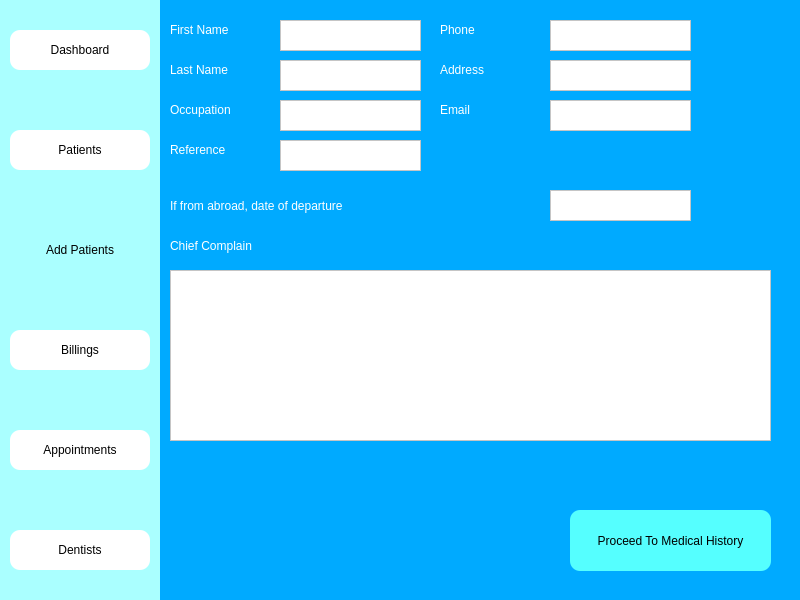
Old version of the form add_patients_window.ui in the repository Fayadkhan8911/Medico-Desktop-App.
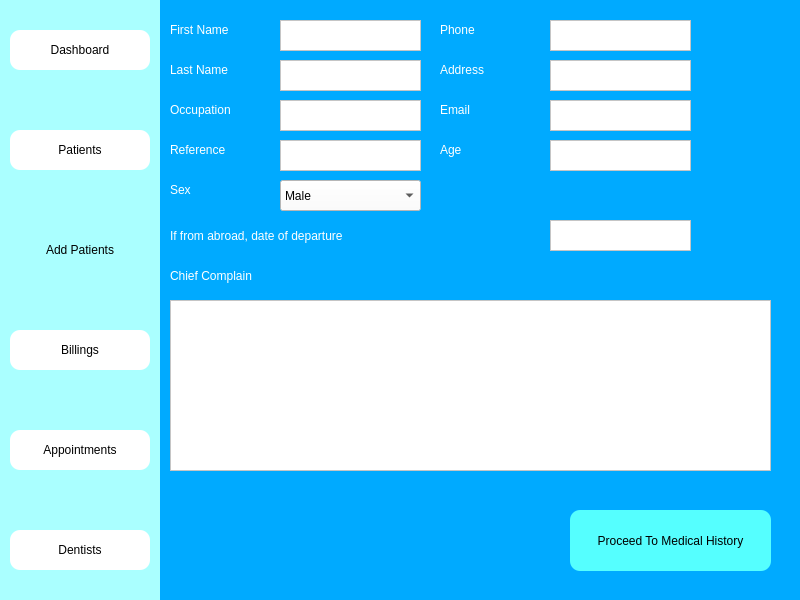
New version of the form. Icons and pictures are not drawn.

Commit message: add patient success kinda

The edit to the form file:
```diff
--- a/add_patients_window.ui
+++ b/add_patients_window.ui
@@ -399,7 +399,7 @@
    <property name="geometry">
     <rect>
      <x>170</x>
-     <y>190</y>
+     <y>220</y>
      <width>291</width>
      <height>31</height>
     </rect>
@@ -416,7 +416,7 @@
    <property name="geometry">
     <rect>
      <x>550</x>
-     <y>190</y>
+     <y>220</y>
      <width>141</width>
      <height>31</height>
     </rect>
@@ -429,7 +429,7 @@
    <property name="geometry">
     <rect>
      <x>170</x>
-     <y>230</y>
+     <y>260</y>
      <width>291</width>
      <height>31</height>
     </rect>
@@ -446,7 +446,7 @@
    <property name="geometry">
     <rect>
      <x>170</x>
-     <y>270</y>
+     <y>300</y>
      <width>601</width>
      <height>171</height>
     </rect>
@@ -477,6 +477,85 @@
     <string>Proceed To Medical History</string>
    </property>
   </widget>
+  <widget class="QLabel" name="add_age">
+   <property name="geometry">
+    <rect>
+     <x>440</x>
+     <y>140</y>
+     <width>101</width>
+     <height>20</height>
+    </rect>
+   </property>
+   <property name="styleSheet">
+    <string notr="true">font: 14pt &quot;MS Shell Dlg 2&quot;;
+color: rgb(255, 255, 255);</string>
+   </property>
+   <property name="text">
+    <string>Age</string>
+   </property>
+  </widget>
+  <widget class="QTextEdit" name="add_age_edit">
+   <property name="geometry">
+    <rect>
+     <x>550</x>
+     <y>140</y>
+     <width>141</width>
+     <height>31</height>
+    </rect>
+   </property>
+   <property name="styleSheet">
+    <string notr="true">background-color: rgb(255, 255, 255);</string>
+   </property>
+  </widget>
+  <widget class="QLabel" name="add_sex">
+   <property name="geometry">
+    <rect>
+     <x>170</x>
+     <y>180</y>
+     <width>101</width>
+     <height>20</height>
+    </rect>
+   </property>
+   <property name="styleSheet">
+    <string notr="true">font: 14pt &quot;MS Shell Dlg 2&quot;;
+color: rgb(255, 255, 255);</string>
+   </property>
+   <property name="text">
+    <string>Sex</string>
+   </property>
+  </widget>
+  <widget class="QComboBox" name="add_sex_edit">
+   <property name="geometry">
+    <rect>
+     <x>280</x>
+     <y>180</y>
+     <width>141</width>
+     <height>31</height>
+    </rect>
+   </property>
+   <property name="styleSheet">
+    <string notr="true">#add_sex_edit,
+#add_sex_edit QAbstractItemView {
+    background-color: white;
+}
+</string>
+   </property>
+   <item>
+    <property name="text">
+     <string>Male</string>
+    </property>
+   </item>
+   <item>
+    <property name="text">
+     <string>Female</string>
+    </property>
+   </item>
+   <item>
+    <property name="text">
+     <string>Others</string>
+    </property>
+   </item>
+  </widget>
  </widget>
  <resources/>
  <connections/>
```
The commit also changes 5 other files.
